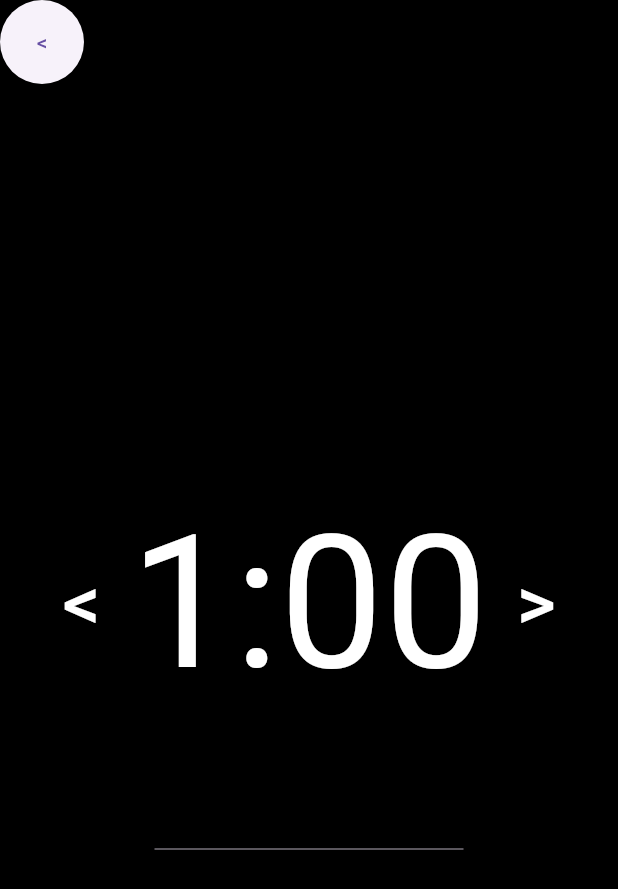
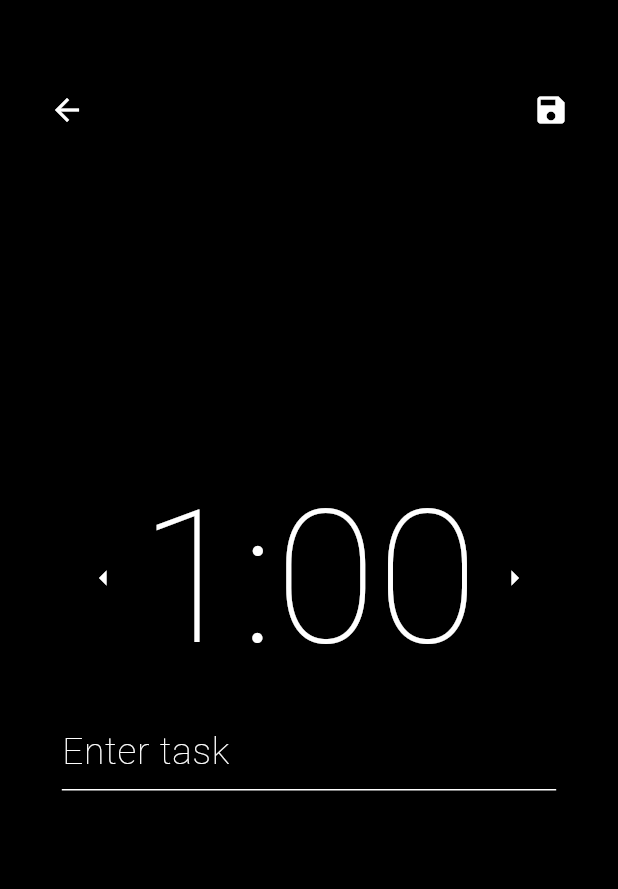
Before and after one commit to ask-org/pomo-timer, a Flutter app: the SetTimer screen opened directly, on a phone screen of 412 x 824 dp. Shown: the top 889 px of the screen. Run offline on Flutter 3.47's test engine with Material 3 defaults, Android fonts, the phone set to English and light mode, and no system bars; our stand-ins replace shared_preferences; accounts and stored records are empty.

Commit message:
set_timer page looks good

```diff
--- a/lib/pages/add_task.dart
+++ b/lib/pages/add_task.dart
@@ -38,6 +38,7 @@ class _AddTaskState extends State<AddTask> {
   Widget build(BuildContext context) {
     double screenWidth = MediaQuery.of(context).size.width;
     double screenHeight = MediaQuery.of(context).size.height;
+    double timerFontSize = screenWidth * 0.3;
     return Scaffold(
       backgroundColor: Colors.black,
       body: Stack(
@@ -61,7 +62,7 @@ class _AddTaskState extends State<AddTask> {
                         backgroundColor: Colors.grey[900],
                         radius: 16,
                         child: const Icon(
-                          Icons.info_outline,
+                          Icons.add,
                           color: Colors.white,
                         ),
                       ),
@@ -105,8 +106,8 @@ class _AddTaskState extends State<AddTask> {
           ),
           Positioned(
               left: screenWidth * 0.05,
-              right: screenHeight * 0.05,
-              top: screenHeight * 0.05,
+              right: screenWidth * 0.05,
+              top: screenHeight * 0.06,
               child: Row(
                 mainAxisAlignment: MainAxisAlignment.start,
                 children: [
--- a/lib/pages/set_timer.dart
+++ b/lib/pages/set_timer.dart
@@ -1,3 +1,4 @@
+import 'dart:async';
 import 'dart:developer';
 import 'package:flutter/material.dart';
 import 'package:shared_preferences/shared_preferences.dart';
@@ -12,6 +13,8 @@ class SetTimer extends StatefulWidget {
 class SetTimerState extends State<SetTimer> {
   TextEditingController taskController = TextEditingController();
   int seconds = 60;
+
+  var timer;
 
   String formatTime(int seconds) {
     int minutes = seconds ~/ 60;
@@ -39,44 +42,24 @@ class SetTimerState extends State<SetTimer> {
     super.initState();
   }
 
+  @override
   Widget build(BuildContext context) {
     double screenWidth = MediaQuery.of(context).size.width;
+    double screenHeight = MediaQuery.of(context).size.height;
     double timerFontSize = screenWidth * 0.3;
 
     return Scaffold(
       backgroundColor: Colors.black,
-      appBar: AppBar(
-        backgroundColor: Colors.black,
-        leading: ElevatedButton(
-          onLongPress: () async {
-            await todoTasks.setString("tasks", taskController.text);
-          },
-          onPressed: () {
-            saveAndPop(context);
-            log(taskController.text);
-            log(seconds.toString());
-          },
-          child: Text("<"),
-        ),
-        actions: [
-          Text(
-            taskController.text,
-            style: TextStyle(color: Colors.white),
-          )
-        ],
-      ),
-      body: Container(
+      body: Stack(
+        children: [
+          Center(
             child: Column(
               mainAxisAlignment: MainAxisAlignment.center,
               children: [
                 Row(
                   mainAxisAlignment: MainAxisAlignment.center,
                   children: [
-                TextButton(
-                  child: Text(
-                    "<",
-                    style: TextStyle(color: Colors.white, fontSize: 50),
-                  ),
+                    IconButton(
                         onPressed: () {
                           if (seconds > 0) {
                             setState(() {
@@ -84,17 +67,18 @@ class SetTimerState extends State<SetTimer> {
                             });
                           }
                         },
-                ),
+                        icon:
+                            const Icon(Icons.arrow_left, color: Colors.white)),
                     Text(
                       formatTime(seconds),
-                  style:
-                      TextStyle(color: Colors.white, fontSize: timerFontSize),
+                      style: TextStyle(
+                        fontSize: timerFontSize,
+                        color: Colors.white,
+                        fontWeight: FontWeight.w100,
                       ),
-                TextButton(
-                  child: Text(
-                    ">",
-                    style: TextStyle(color: Colors.white, fontSize: 50),
                     ),
+                    // tif someone clicks on the arrow it will add 60 seconds, holding the button will keep increasing 60 seconds every 0.5 seconds only if the button is held
+                    IconButton(
                         onPressed: () {
                           if (seconds < 99 * 60) {
                             setState(() {
@@ -102,18 +86,64 @@ class SetTimerState extends State<SetTimer> {
                             });
                           }
                         },
-                ),
+                        icon:
+                            const Icon(Icons.arrow_right, color: Colors.white)),
                   ],
                 ),
-            Container(
-              width: screenWidth * 0.5,
+                SizedBox(
+                  width: screenWidth * 0.8,
                   child: TextFormField(
+                    decoration: InputDecoration(
+                      hintText: 'Enter task',
+                      hintStyle: TextStyle(
+                        fontSize: timerFontSize * 0.2,
+                        color: Colors.white,
+                        fontWeight: FontWeight.w100,
+                      ),
+                      enabledBorder: const UnderlineInputBorder(
+                        borderSide: BorderSide(color: Colors.white),
+                      ),
+                    ),
                     controller: taskController,
-                  style: TextStyle(color: Colors.white, fontSize: 40)),
+                  ),
                 ),
               ],
             ),
           ),
+          Positioned(
+              left: screenWidth * 0.05,
+              right: screenWidth * 0.05,
+              top: screenHeight * 0.06,
+              child: Row(
+                mainAxisAlignment: MainAxisAlignment.spaceBetween,
+                children: [
+                  IconButton(
+                    icon: const Icon(
+                      Icons.arrow_back,
+                      color: Colors.white,
+                    ),
+                    onPressed: () {
+                      Navigator.pop(context);
+                      log(taskController.text);
+                      log(seconds.toString());
+                    },
+                  ),
+                  // save button
+                  IconButton(
+                    icon: const Icon(
+                      Icons.save,
+                      color: Colors.white,
+                    ),
+                    onPressed: () {
+                      saveAndPop(context);
+                      log(taskController.text);
+                      log(seconds.toString());
+                    },
+                  ),
+                ],
+              )),
+        ],
+      ),
     );
   }
 }
--- a/lib/time.dart
+++ b/lib/time.dart
@@ -108,15 +108,16 @@ class _TimerPageState extends State<TimerPage> {
             ),
           ),
           Positioned(
+            left: screenWidth * 0.05,
             right: screenWidth * 0.05,
-            top: screenHeight * 0.05,
+            top: screenHeight * 0.06,
             child: _isTimerRunning == false
                 ? IconButton(
                     icon: CircleAvatar(
                       backgroundColor: Colors.grey[900],
                       radius: 20,
                       child: const Icon(
-                        Icons.settings,
+                        Icons.edit,
                         color: Colors.white,
                       ),
                     ),
```
Lines whose indentation alone changed are shown as unchanged.
